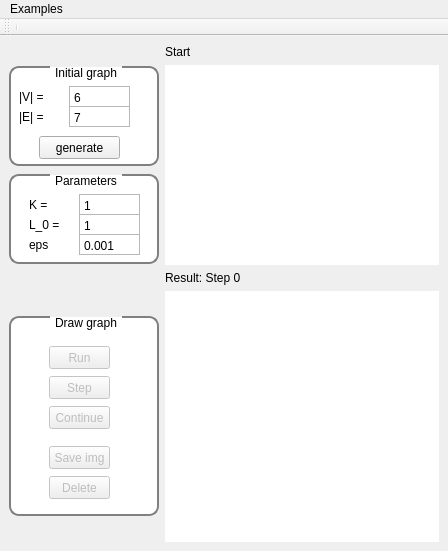
Old version of the form MachineLeraning/Project/GraphDrawing/mainwindow.ui in the repository tikhoncheva/uni.
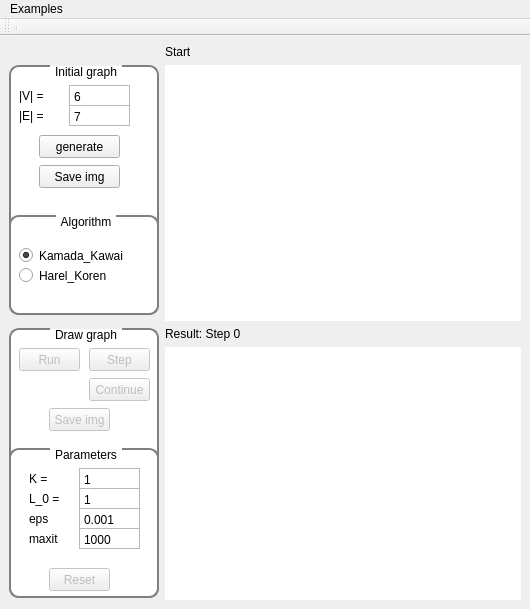
New version of the form. Custom widgets are drawn as their Qt base class.

Commit message:
added new algorithm started to change GUI
ToDo: implement step for new Algorithm
	check new Algorithm for errors
	test new algorithm on complete binary trees

Patch:
```diff
--- a/MachineLeraning/Project/GraphDrawing/mainwindow.ui
+++ b/MachineLeraning/Project/GraphDrawing/mainwindow.ui
@@ -6,8 +6,8 @@
    <rect>
     <x>0</x>
     <y>0</y>
-    <width>448</width>
-    <height>551</height>
+    <width>530</width>
+    <height>609</height>
    </rect>
   </property>
   <property name="sizePolicy">
@@ -27,122 +27,23 @@
   </property>
   <widget class="QWidget" name="centralwidget">
    <layout class="QGridLayout" name="gridLayout">
-    <item row="4" column="0">
-     <widget class="QGroupBox" name="groupBox_GDrawing">
-      <property name="enabled">
-       <bool>true</bool>
-      </property>
+    <item row="4" column="1">
+     <widget class="matplotlibWidget" name="MatplotlibWidget2" native="true">
       <property name="sizePolicy">
-       <sizepolicy hsizetype="Fixed" vsizetype="Fixed">
+       <sizepolicy hsizetype="Expanding" vsizetype="Expanding">
         <horstretch>0</horstretch>
         <verstretch>0</verstretch>
        </sizepolicy>
       </property>
       <property name="minimumSize">
        <size>
-        <width>150</width>
-        <height>200</height>
+        <width>250</width>
+        <height>250</height>
        </size>
       </property>
       <property name="styleSheet">
-       <string notr="true">QGroupBox{
-border: 2px solid gray;
-border-radius: 10px;
-padding: 0.8px;
-background: white;
-selection-background-color: darkgray;
-}
-
-QGroupBox::title {
-     subcontrol-origin: margin;
-     subcontrol-position: top center; /* position at the top center */
-     padding: 0 3px;
-	margin-top: 0px;
- }</string>
+       <string notr="true">background-color: rgb(255, 255, 255);</string>
       </property>
-      <property name="title">
-       <string>Draw graph</string>
-      </property>
-      <widget class="QPushButton" name="pbuttonStart">
-       <property name="enabled">
-        <bool>false</bool>
-       </property>
-       <property name="geometry">
-        <rect>
-         <x>40</x>
-         <y>30</y>
-         <width>61</width>
-         <height>23</height>
-        </rect>
-       </property>
-       <property name="text">
-        <string>Run</string>
-       </property>
-      </widget>
-      <widget class="QPushButton" name="pbuttonStep">
-       <property name="enabled">
-        <bool>false</bool>
-       </property>
-       <property name="geometry">
-        <rect>
-         <x>40</x>
-         <y>60</y>
-         <width>61</width>
-         <height>23</height>
-        </rect>
-       </property>
-       <property name="text">
-        <string>Step</string>
-       </property>
-      </widget>
-      <widget class="QPushButton" name="pbuttonSave">
-       <property name="enabled">
-        <bool>false</bool>
-       </property>
-       <property name="geometry">
-        <rect>
-         <x>40</x>
-         <y>130</y>
-         <width>61</width>
-         <height>23</height>
-        </rect>
-       </property>
-       <property name="text">
-        <string>Save img</string>
-       </property>
-      </widget>
-      <widget class="QPushButton" name="pbuttonDelete">
-       <property name="enabled">
-        <bool>false</bool>
-       </property>
-       <property name="geometry">
-        <rect>
-         <x>40</x>
-         <y>160</y>
-         <width>61</width>
-         <height>23</height>
-        </rect>
-       </property>
-       <property name="text">
-        <string>Delete</string>
-       </property>
-      </widget>
-      <widget class="QPushButton" name="pbuttonContinue">
-       <property name="enabled">
-        <bool>false</bool>
-       </property>
-       <property name="geometry">
-        <rect>
-         <x>40</x>
-         <y>90</y>
-         <width>61</width>
-         <height>23</height>
-        </rect>
-       </property>
-       <property name="text">
-        <string>Continue</string>
-       </property>
-      </widget>
      </widget>
     </item>
     <item row="0" column="1">
@@ -158,6 +59,50 @@
       </property>
      </widget>
     </item>
+    <item row="3" column="1">
+     <widget class="QLabel" name="labelResult">
+      <property name="sizePolicy">
+       <sizepolicy hsizetype="Preferred" vsizetype="Preferred">
+        <horstretch>0</horstretch>
+        <verstretch>0</verstretch>
+       </sizepolicy>
+      </property>
+      <property name="minimumSize">
+       <size>
+        <width>0</width>
+        <height>0</height>
+       </size>
+      </property>
+      <property name="maximumSize">
+       <size>
+        <width>16777215</width>
+        <height>100</height>
+       </size>
+      </property>
+      <property name="text">
+       <string>Result: Step 0</string>
+      </property>
+     </widget>
+    </item>
+    <item row="1" column="1" rowspan="2">
+     <widget class="matplotlibWidget" name="MatplotlibWidget1" native="true">
+      <property name="sizePolicy">
+       <sizepolicy hsizetype="Expanding" vsizetype="Expanding">
+        <horstretch>0</horstretch>
+        <verstretch>0</verstretch>
+       </sizepolicy>
+      </property>
+      <property name="minimumSize">
+       <size>
+        <width>250</width>
+        <height>250</height>
+       </size>
+      </property>
+      <property name="styleSheet">
+       <string notr="true">background-color: rgb(255, 255, 255);</string>
+      </property>
+     </widget>
+    </item>
     <item row="1" column="0">
      <widget class="QGroupBox" name="groupBox_InitialG">
       <property name="sizePolicy">
@@ -169,7 +114,7 @@
       <property name="minimumSize">
        <size>
         <width>150</width>
-        <height>100</height>
+        <height>250</height>
        </size>
       </property>
       <property name="styleSheet">
@@ -301,54 +246,199 @@
         <string>Save img</string>
        </property>
       </widget>
-     </widget>
-    </item>
-    <item row="3" column="1">
-     <widget class="QLabel" name="labelResult">
+      <widget class="QGroupBox" name="groupBox_Algorithm">
+       <property name="geometry">
+        <rect>
+         <x>0</x>
+         <y>150</y>
+         <width>150</width>
+         <height>100</height>
+        </rect>
+       </property>
       <property name="sizePolicy">
-       <sizepolicy hsizetype="Preferred" vsizetype="Preferred">
+        <sizepolicy hsizetype="Fixed" vsizetype="Fixed">
         <horstretch>0</horstretch>
         <verstretch>0</verstretch>
        </sizepolicy>
       </property>
       <property name="minimumSize">
        <size>
-        <width>0</width>
-        <height>0</height>
+         <width>150</width>
+         <height>100</height>
        </size>
       </property>
       <property name="maximumSize">
        <size>
-        <width>16777215</width>
+         <width>150</width>
         <height>100</height>
        </size>
       </property>
+       <property name="styleSheet">
+        <string notr="true">QGroupBox{
+border: 2px solid gray;
+border-radius: 10px;
+padding: 0.8px;
+background: white;
+selection-background-color: darkgray;
+}
+
+QGroupBox::title {
+     subcontrol-origin: margin;
+     subcontrol-position: top center; /* position at the top center */
+     padding: 0 3px;
+	margin-top: 0px;
+ }</string>
+       </property>
+       <property name="title">
+        <string>Algorithm</string>
+       </property>
+       <widget class="QRadioButton" name="rB_KamadaKawai">
+        <property name="geometry">
+         <rect>
+          <x>10</x>
+          <y>30</y>
+          <width>121</width>
+          <height>21</height>
+         </rect>
+        </property>
       <property name="text">
-       <string>Result: Step 0</string>
-      </property>
-     </widget>
+         <string>Kamada_Kawai</string>
+        </property>
+        <property name="checked">
+         <bool>true</bool>
+        </property>
+       </widget>
+       <widget class="QRadioButton" name="rB_HarelKoren">
+        <property name="geometry">
+         <rect>
+          <x>10</x>
+          <y>50</y>
+          <width>121</width>
+          <height>21</height>
+         </rect>
+        </property>
+        <property name="text">
+         <string>Harel_Koren</string>
+        </property>
+       </widget>
+      </widget>
+     </widget>
     </item>
-    <item row="4" column="1">
-     <widget class="matplotlibWidget" name="MatplotlibWidget2" native="true">
+    <item row="3" column="0" rowspan="2">
+     <widget class="QGroupBox" name="groupBox_GDrawing">
+      <property name="enabled">
+       <bool>true</bool>
+      </property>
       <property name="sizePolicy">
-       <sizepolicy hsizetype="Expanding" vsizetype="Expanding">
+       <sizepolicy hsizetype="Fixed" vsizetype="Fixed">
         <horstretch>0</horstretch>
         <verstretch>0</verstretch>
        </sizepolicy>
       </property>
       <property name="minimumSize">
        <size>
-        <width>200</width>
-        <height>200</height>
+        <width>150</width>
+        <height>230</height>
        </size>
       </property>
+      <property name="maximumSize">
+       <size>
+        <width>150</width>
+        <height>270</height>
+       </size>
+      </property>
       <property name="styleSheet">
-       <string notr="true">background-color: rgb(255, 255, 255);</string>
+       <string notr="true">QGroupBox{
+border: 2px solid gray;
+border-radius: 10px;
+padding: 0.8px;
+background: white;
+selection-background-color: darkgray;
+}
+
+QGroupBox::title {
+     subcontrol-origin: margin;
+     subcontrol-position: top center; /* position at the top center */
+     padding: 0 3px;
+	margin-top: 0px;
+ }</string>
       </property>
-     </widget>
-    </item>
-    <item row="2" column="0">
+      <property name="title">
+       <string>Draw graph</string>
+      </property>
+      <widget class="QPushButton" name="pbuttonStart">
+       <property name="enabled">
+        <bool>false</bool>
+       </property>
+       <property name="geometry">
+        <rect>
+         <x>10</x>
+         <y>20</y>
+         <width>61</width>
+         <height>23</height>
+        </rect>
+       </property>
+       <property name="text">
+        <string>Run</string>
+       </property>
+      </widget>
+      <widget class="QPushButton" name="pbuttonStep">
+       <property name="enabled">
+        <bool>false</bool>
+       </property>
+       <property name="geometry">
+        <rect>
+         <x>80</x>
+         <y>20</y>
+         <width>61</width>
+         <height>23</height>
+        </rect>
+       </property>
+       <property name="text">
+        <string>Step</string>
+       </property>
+      </widget>
+      <widget class="QPushButton" name="pbuttonSave">
+       <property name="enabled">
+        <bool>false</bool>
+       </property>
+       <property name="geometry">
+        <rect>
+         <x>40</x>
+         <y>80</y>
+         <width>61</width>
+         <height>23</height>
+        </rect>
+       </property>
+       <property name="text">
+        <string>Save img</string>
+       </property>
+      </widget>
+      <widget class="QPushButton" name="pbuttonContinue">
+       <property name="enabled">
+        <bool>false</bool>
+       </property>
+       <property name="geometry">
+        <rect>
+         <x>80</x>
+         <y>50</y>
+         <width>61</width>
+         <height>23</height>
+        </rect>
+       </property>
+       <property name="text">
+        <string>Continue</string>
+       </property>
+      </widget>
      <widget class="QGroupBox" name="groupBox_Param">
+       <property name="geometry">
+        <rect>
+         <x>0</x>
+         <y>120</y>
+         <width>150</width>
+         <height>150</height>
+        </rect>
+       </property>
       <property name="sizePolicy">
        <sizepolicy hsizetype="Fixed" vsizetype="Fixed">
         <horstretch>0</horstretch>
@@ -364,7 +454,7 @@
       <property name="maximumSize">
        <size>
         <width>150</width>
-        <height>90</height>
+         <height>150</height>
        </size>
       </property>
       <property name="styleSheet">
@@ -509,25 +599,62 @@
 &lt;p style=&quot; margin-top:0px; margin-bottom:0px; margin-left:0px; margin-right:0px; -qt-block-indent:0; text-indent:0px;&quot;&gt;0.001&lt;/p&gt;&lt;/body&gt;&lt;/html&gt;</string>
        </property>
       </widget>
-     </widget>
-    </item>
-    <item row="1" column="1" rowspan="2">
-     <widget class="matplotlibWidget" name="MatplotlibWidget1" native="true">
-      <property name="sizePolicy">
-       <sizepolicy hsizetype="Expanding" vsizetype="Expanding">
-        <horstretch>0</horstretch>
-        <verstretch>0</verstretch>
-       </sizepolicy>
-      </property>
-      <property name="minimumSize">
-       <size>
-        <width>200</width>
-        <height>200</height>
-       </size>
-      </property>
-      <property name="styleSheet">
-       <string notr="true">background-color: rgb(255, 255, 255);</string>
-      </property>
+       <widget class="QPushButton" name="pbuttonReset">
+        <property name="enabled">
+         <bool>false</bool>
+        </property>
+        <property name="geometry">
+         <rect>
+          <x>40</x>
+          <y>120</y>
+          <width>61</width>
+          <height>23</height>
+         </rect>
+        </property>
+        <property name="text">
+         <string>Reset</string>
+        </property>
+       </widget>
+       <widget class="QTextEdit" name="textEdit_maxit">
+        <property name="geometry">
+         <rect>
+          <x>70</x>
+          <y>80</y>
+          <width>61</width>
+          <height>21</height>
+         </rect>
+        </property>
+        <property name="inputMethodHints">
+         <set>Qt::ImhDigitsOnly</set>
+        </property>
+        <property name="verticalScrollBarPolicy">
+         <enum>Qt::ScrollBarAlwaysOff</enum>
+        </property>
+        <property name="horizontalScrollBarPolicy">
+         <enum>Qt::ScrollBarAlwaysOff</enum>
+        </property>
+        <property name="html">
+         <string>&lt;!DOCTYPE HTML PUBLIC &quot;-//W3C//DTD HTML 4.0//EN&quot; &quot;http://www.w3.org/TR/REC-html40/strict.dtd&quot;&gt;
+&lt;html&gt;&lt;head&gt;&lt;meta name=&quot;qrichtext&quot; content=&quot;1&quot; /&gt;&lt;style type=&quot;text/css&quot;&gt;
+p, li { white-space: pre-wrap; }
+&lt;/style&gt;&lt;/head&gt;&lt;body style=&quot; font-family:'Sans Serif'; font-size:9pt; font-weight:400; font-style:normal;&quot;&gt;
+&lt;p style=&quot; margin-top:0px; margin-bottom:0px; margin-left:0px; margin-right:0px; -qt-block-indent:0; text-indent:0px;&quot;&gt;1000&lt;/p&gt;&lt;/body&gt;&lt;/html&gt;</string>
+        </property>
+       </widget>
+       <widget class="QLabel" name="label_max_it">
+        <property name="geometry">
+         <rect>
+          <x>20</x>
+          <y>80</y>
+          <width>41</width>
+          <height>21</height>
+         </rect>
+        </property>
+        <property name="text">
+         <string>maxit</string>
+        </property>
+       </widget>
+      </widget>
      </widget>
     </item>
    </layout>
@@ -537,7 +664,7 @@
     <rect>
      <x>0</x>
      <y>0</y>
-     <width>448</width>
+     <width>530</width>
      <height>20</height>
     </rect>
    </property>
```
Left out of the diff: 4 changed lines with no effect on the pictures. Lines whose indentation alone changed are shown as unchanged. The commit also changes 4 other files.
